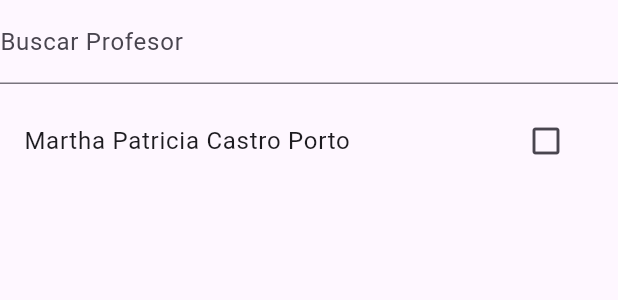
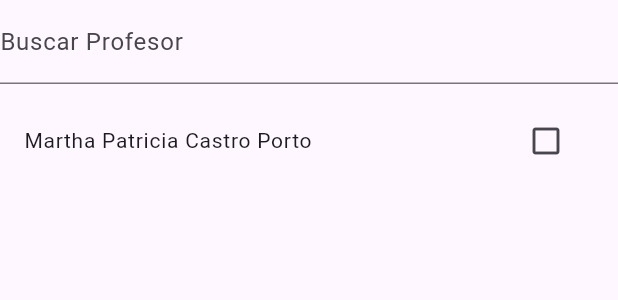
Before and after one commit to ISCOUTB/DH-ScheduleGeneratorUTB, a Flutter app: the ProfessorFilterWidget widget shown alone on an empty page, opened directly with sample values from the repository, on a phone screen of 412 x 824 dp. Shown: the top 300 px of the screen. Run offline on Flutter 3.47's test engine with Material 3 defaults, Android fonts, the phone set to English and light mode, and no system bars; our stand-ins replace diacritic; missing offline and left inert: dart:html, excel.

Commit message:
Se arregló visualización de Filtro

```diff
--- a/lib/widgets/professor_filter_widget.dart
+++ b/lib/widgets/professor_filter_widget.dart
@@ -83,12 +83,10 @@ class _ProfessorFilterWidgetState extends State<ProfessorFilterWidget> {
         ),
         const SizedBox(height: 10),
         // Lista de profesores
-        filteredProfessors.isEmpty
-            ? const Expanded(
-                child: Center(child: Text('No hay resultados')),
-              )
-            : Expanded(
-                child: ListView.builder(
+        Expanded(
+          child: filteredProfessors.isEmpty
+              ? const Center(child: Text('No hay resultados'))
+              : ListView.builder(
                   primary: false,
                   shrinkWrap: true,
                   physics: const ClampingScrollPhysics(),
@@ -98,7 +96,12 @@ class _ProfessorFilterWidgetState extends State<ProfessorFilterWidget> {
                     bool isSelected = selectedProfessors.contains(professor);
 
                     return ListTile(
-                      title: Text(professor),
+                      title: Text(
+                        professor,
+                        style: TextStyle(
+                            fontSize:
+                                14), // Reducir tamaño de fuente si es necesario
+                      ),
                       trailing: IconButton(
                         icon: Icon(
                           isSelected
@@ -112,7 +115,7 @@ class _ProfessorFilterWidgetState extends State<ProfessorFilterWidget> {
                     );
                   },
                 ),
-              ),
+        ),
       ],
     );
   }
```
Also changed, not shown: lib/widgets/filter_widget.dart (+24 -25 lines), 13 other files.
